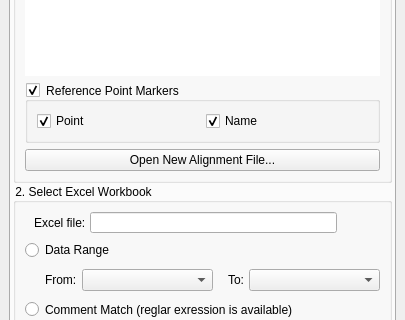
Qt form ui/wiscsims_tool_dockwidget_base.ui (wiscsims/wiscsims_tool) before a commit; both pictures show x 0 to 405 and y 158 to 478 of the 405 by 698 pixel window.
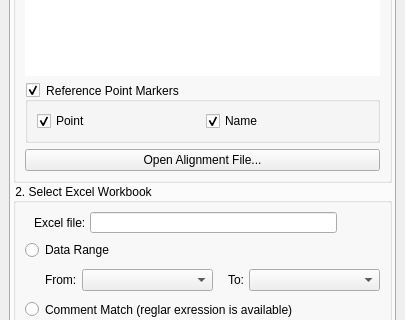
The same form after that commit. The open tabs and pages were chosen to show the change.

Commit message: fix(import): wrong class was selected to import alignment file

```diff
--- a/ui/wiscsims_tool_dockwidget_base.ui
+++ b/ui/wiscsims_tool_dockwidget_base.ui
@@ -239,7 +239,7 @@
               </size>
              </property>
              <property name="text">
-              <string>Open New Alignment File...</string>
+              <string>Open Alignment File...</string>
              </property>
             </widget>
            </item>
```
Left out of the diff: 2 changed lines with no effect on the pictures. The commit also changes 2 other files.
